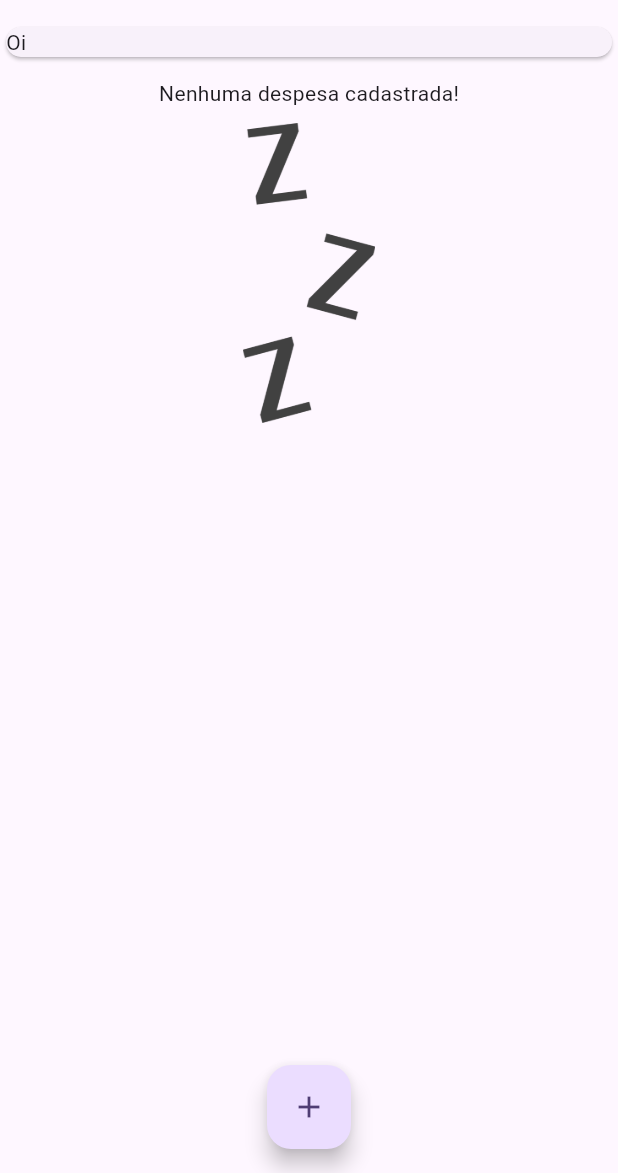
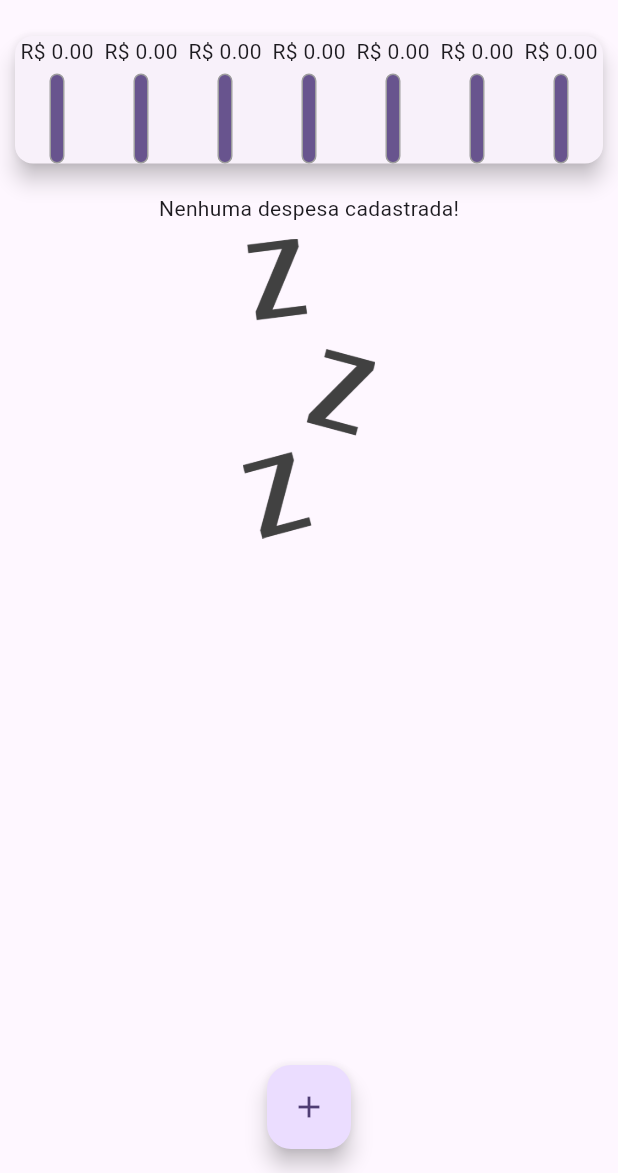
Before and after one commit to NatanBatista/despesas, a Flutter app: the screen it shows after launch, on a phone screen of 412 x 824 dp, the part 63-1236 px from its top. Run offline on Flutter 3.47's test engine with Material 3 defaults, Android fonts, the phone set to English and light mode, and no system bars.

Commit message:
chart BAR

```diff
--- /dev/null
+++ b/lib/components/home/transactions_bar.dart
@@ -0,0 +1,43 @@
+import 'package:flutter/material.dart';
+
+class TransactionsBar extends StatelessWidget {
+  final String label;
+  final double value;
+  final double percentage;
+
+  const TransactionsBar({
+    super.key,
+    required this.label,
+    required this.value,
+    required this.percentage
+    });
+
+  @override
+  Widget build(BuildContext context) {
+    return Column(
+      children: [
+        FittedBox(child: Text("R\$ ${value.toStringAsFixed(2)}")),
+        const SizedBox(height: 5),
+        Container(
+          height: 60,
+          width: 10,
+          decoration: BoxDecoration(
+            color: Theme.of(context).primaryColor,
+            border: Border.all(color: Colors.grey),
+            borderRadius: BorderRadius.circular(5),
+          ),
+          child: FractionallySizedBox(
+            heightFactor: percentage,
+            alignment: Alignment.bottomCenter,
+            child: Container(
+              decoration: BoxDecoration(
+                color:const Color.fromARGB(255, 114, 23, 23),
+                borderRadius: BorderRadius.circular(5),
+              ),
+            ),
+          ),
+        ),
+      ],
+    );
+  }
+}
--- /dev/null
+++ b/lib/components/home/transactions_chart.dart
@@ -0,0 +1,62 @@
+import 'package:despesas/components/home/transactions_bar.dart';
+import 'package:despesas/models/transaction.dart';
+import 'package:flutter/material.dart';
+import 'package:intl/intl.dart';
+
+class TransactionsChart extends StatelessWidget {
+  final List<Transaction> transactions;
+
+  const TransactionsChart({
+    super.key,
+    required this.transactions});
+
+
+  List<Map<String, Object>> get groupedTransactions {
+    return List.generate(7, (index) {
+      final weekDay = DateTime.now().subtract(
+        Duration(days: index),
+      );
+
+      double totalValue = 0.0;
+      for (var i = 0; i < transactions.length; i++) {
+        if (transactions[i].date.day == weekDay.day &&
+            transactions[i].date.month == weekDay.month &&
+            transactions[i].date.year == weekDay.year) {
+          totalValue += transactions[i].value;
+        }
+      }
+      return {
+        'day': DateFormat.E().format(weekDay)[0],
+        'value': totalValue,
+      };
+    });
+  }
+
+  double get _weekTotalValue {
+    return groupedTransactions.fold(0.0, (sum, tr) {
+      return sum + (tr['value'] as double);
+    });
+  }
+
+  @override
+  Widget build(BuildContext context) {
+    return Card(
+      elevation: 6,
+      margin: const EdgeInsets.all(10),
+      child: Row(
+        children: [
+          ...groupedTransactions.map((tr) {
+            return Flexible(
+              fit: FlexFit.tight,
+              child: TransactionsBar(
+                label: tr['day'] as String,
+                value: tr['value'] as double,
+                percentage: (tr['value'] as double) / _weekTotalValue,
+              ),
+            );
+          })
+        ],
+      ),
+    );
+  }
+}
--- a/lib/components/home/transactions_form.dart
+++ b/lib/components/home/transactions_form.dart
@@ -3,7 +3,7 @@ import 'package:flutter/material.dart';
 class TransactionsForm extends StatefulWidget {
   final void Function(String, double) onSubmit;
 
-  TransactionsForm({
+  const TransactionsForm({
     super.key,
     required this.onSubmit
   });
--- a/lib/pages/home_page.dart
+++ b/lib/pages/home_page.dart
@@ -1,3 +1,4 @@
+import 'package:despesas/components/home/transactions_chart.dart';
 import 'package:despesas/components/home/transactions_form.dart';
 import 'package:despesas/components/home/transactions_list.dart';
 import 'package:despesas/models/transaction.dart';
@@ -15,6 +16,12 @@ class _MyHomePageState extends State<MyHomePage> {
 
   final List<Transaction> _transactions = [
     ];
+
+  List<Transaction> get _recentTransactions {
+    return _transactions.where((tr) {
+      return tr.date.isAfter(DateTime.now().subtract(const Duration(days: 7)));
+    }).toList();
+  }
 
   _addTransaction(String title, double value) {
     final newTransaction = Transaction(
@@ -50,9 +57,7 @@ class _MyHomePageState extends State<MyHomePage> {
         child: Column(
           crossAxisAlignment: CrossAxisAlignment.stretch,
           children: [
-            const Card(
-              child: Text("Oi"),
-            ),
+            TransactionsChart(transactions: _recentTransactions,),
             TransactionsList(transactions: _transactions,),
           ]
         ),
```
Also changed, not shown: pubspec.lock.
